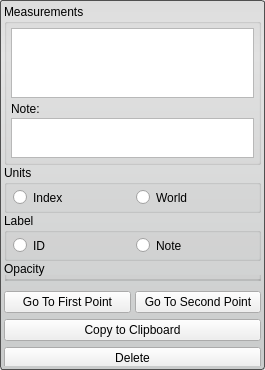
Before: the Qt Designer form src/Interface/ToolInterface/MeasurementToolInterface.ui in SCIInstitute/Seg3D, drawn with Qt 5.
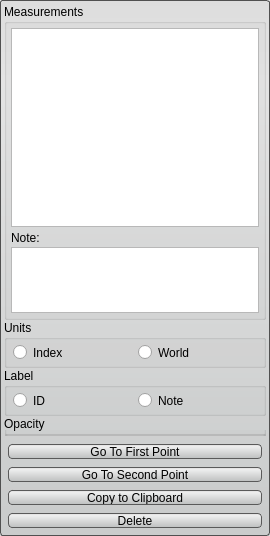
After: the same form once the commit is applied. Custom widgets are drawn as their Qt base class.

The edit to the form file:
```diff
--- a/src/Interface/ToolInterface/MeasurementToolInterface.ui
+++ b/src/Interface/ToolInterface/MeasurementToolInterface.ui
@@ -6,8 +6,8 @@
    <rect>
     <x>0</x>
     <y>0</y>
-    <width>265</width>
-    <height>370</height>
+    <width>270</width>
+    <height>536</height>
    </rect>
   </property>
   <property name="sizePolicy">
@@ -19,7 +19,7 @@
   <property name="minimumSize">
    <size>
     <width>0</width>
-    <height>282</height>
+    <height>300</height>
    </size>
   </property>
   <property name="maximumSize">
@@ -32,7 +32,31 @@
    <string>Measurement Tool</string>
   </property>
   <property name="styleSheet">
-   <string notr="true"/>
+   <string notr="true">QWidget#MeasurementToolInterface{
+  border-radius: 3px;
+  background-color: qlineargradient(spread:pad, x1:0.5, y1:0, x2:0.5, y2:0.960227, stop:0 rgba(241, 241, 241, 255), stop:0.155779 rgba(250, 250, 250, 255), stop:1 rgba(222, 224, 224, 255));  
+}
+
+QPushButton{
+  background-color: qlineargradient(spread:pad, x1:0.5, y1:0, x2:0.5, y2:0.960227, stop:0 rgba(221, 221, 221, 255), stop:0.155779 rgba(238, 238, 238, 255), stop:1 rgba(192, 194, 194, 255));
+  border-radius: 4px;
+  border: 1px solid rgb(90, 90, 90);
+  margin:4px;
+}
+
+QPushButton:hover{
+  background-color: qlineargradient(spread:pad, x1:0.5, y1:0, x2:0.5, y2:1, stop:0 rgba(195, 195, 195, 255), stop:0.253769 rgba(206, 206, 206, 255), stop:1 rgba(185, 185, 185, 255));
+  border-radius: 4px;
+  border: 1px solid rgb(90, 90, 90);
+  margin:4px;
+}
+
+QPushButton:pressed{
+  background-color: qlineargradient(spread:pad, x1:0.5, y1:0, x2:0.5, y2:1, stop:0 rgba(150, 150, 150, 255), stop:0.753769 rgba(206, 206, 206, 255), stop:1 rgba(185, 185, 185, 255));
+  border-radius: 4px;
+  border: 1px solid rgb(90, 90, 90);
+  margin:4px;
+}</string>
   </property>
   <layout class="QVBoxLayout" name="verticalLayout_6">
    <property name="spacing">
@@ -362,7 +386,7 @@
              <height>96</height>
             </size>
            </property>
-           <layout class="QVBoxLayout" name="verticalLayout_2" stretch="0,0,0">
+           <layout class="QVBoxLayout" name="verticalLayout_2" stretch="0,0,0,0">
             <property name="spacing">
              <number>0</number>
             </property>
@@ -376,21 +400,6 @@
              <number>0</number>
             </property>
             <property name="bottomMargin">
-             <number>0</number>
-            </property>
-            <item>
-             <widget class="QWidget" name="goto_widget_" native="true">
-              <property name="sizePolicy">
-               <sizepolicy hsizetype="Preferred" vsizetype="Fixed">
-                <horstretch>0</horstretch>
-                <verstretch>0</verstretch>
-               </sizepolicy>
-              </property>
-              <layout class="QHBoxLayout" name="horizontalLayout">
-               <property name="spacing">
-                <number>0</number>
-               </property>
-               <property name="margin">
                 <number>0</number>
                </property>
                <item>
@@ -400,30 +409,11 @@
                  </property>
                 </widget>
                </item>
-               <item>
-                <spacer name="horizontalSpacer">
-                 <property name="orientation">
-                  <enum>Qt::Horizontal</enum>
-                 </property>
-                 <property name="sizeType">
-                  <enum>QSizePolicy::Fixed</enum>
-                 </property>
-                 <property name="sizeHint" stdset="0">
-                  <size>
-                   <width>4</width>
-                   <height>20</height>
-                  </size>
-                 </property>
-                </spacer>
-               </item>
                <item>
                 <widget class="QPushButton" name="goto_second_button_">
                  <property name="text">
                   <string>Go To Second Point</string>
                  </property>
-                </widget>
-               </item>
-              </layout>
              </widget>
             </item>
             <item>
```
Lines whose indentation alone changed are shown as unchanged.
